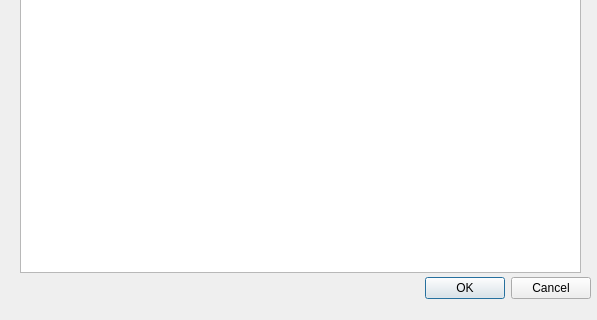
eduardo-c-siqueira/cria-memorial-qgis, file dialogs/show_result_dialog_base.ui: the form before one commit; both pictures show x 0 to 597 and y 148 to 468 of the 597 by 468 pixel window.
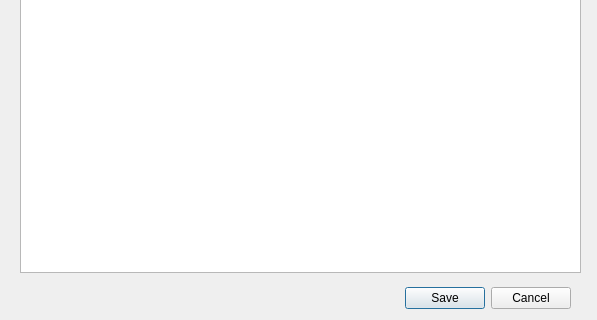
The form after the commit.

What changed in the file:
```diff
--- a/dialogs/show_result_dialog_base.ui
+++ b/dialogs/show_result_dialog_base.ui
@@ -16,8 +16,8 @@
   <widget class="QDialogButtonBox" name="buttonBox">
    <property name="geometry">
     <rect>
-     <x>250</x>
-     <y>420</y>
+     <x>230</x>
+     <y>430</y>
      <width>341</width>
      <height>32</height>
     </rect>
@@ -26,7 +26,7 @@
     <enum>Qt::Horizontal</enum>
    </property>
    <property name="standardButtons">
-    <set>QDialogButtonBox::Cancel|QDialogButtonBox::Ok</set>
+    <set>QDialogButtonBox::Cancel|QDialogButtonBox::Save</set>
    </property>
   </widget>
   <widget class="QTextBrowser" name="textBrowser">
```
